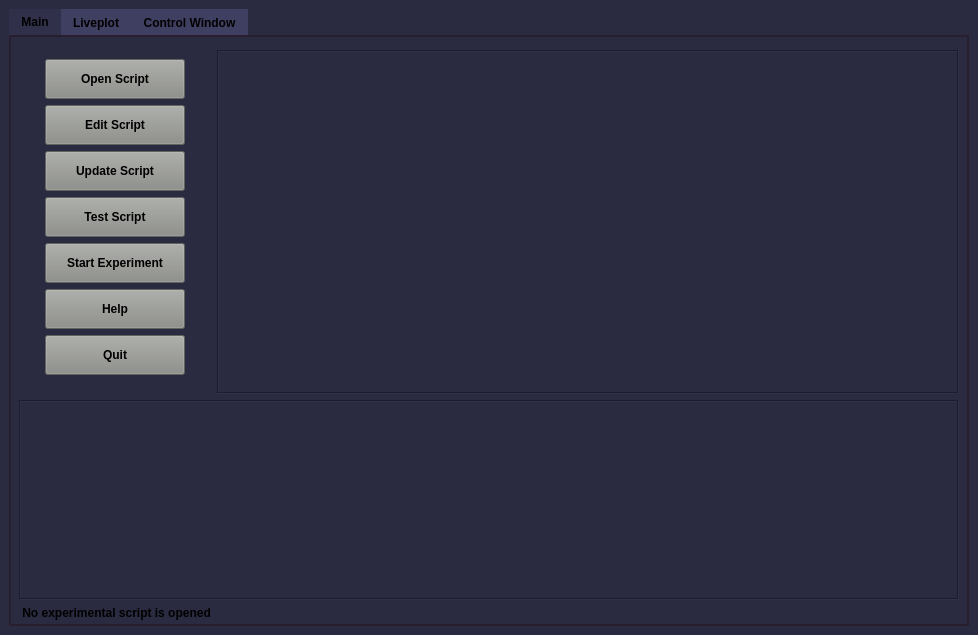
Qt form atomize/main/gui/main_window_backup.ui (Anatoly1010/Atomize_ITC) before a commit.
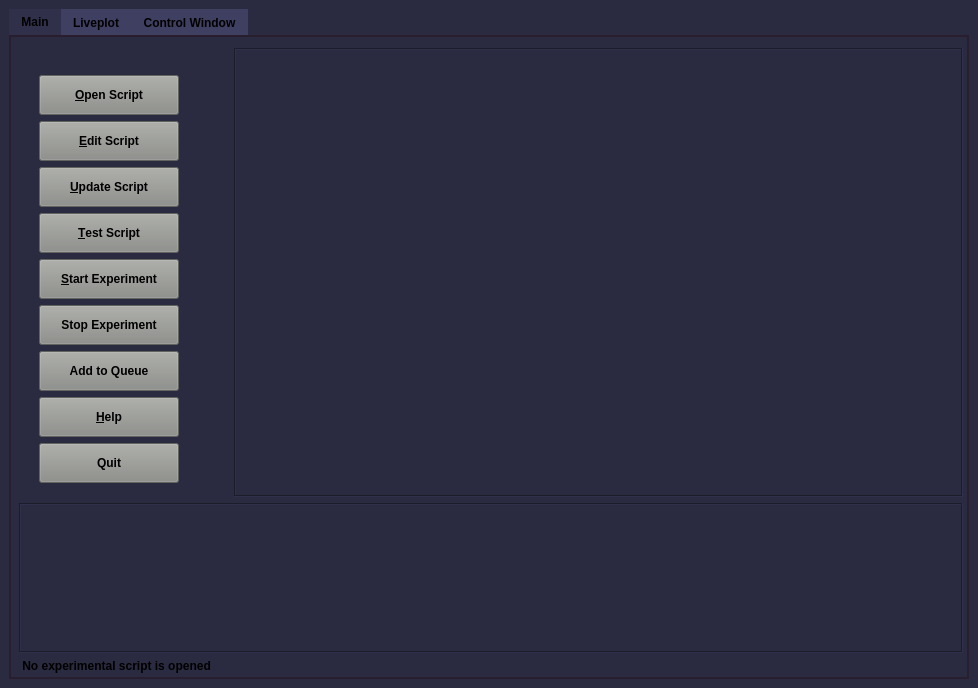
The same form after that commit. The open tabs and pages were chosen to show the change. Custom widgets are drawn as their Qt base class.

```diff
--- a/atomize/main/gui/main_window_backup.ui
+++ b/atomize/main/gui/main_window_backup.ui
@@ -7,7 +7,7 @@
     <x>0</x>
     <y>0</y>
     <width>978</width>
-    <height>635</height>
+    <height>688</height>
    </rect>
   </property>
   <property name="sizePolicy">
@@ -94,28 +94,50 @@
         <property name="bottomMargin">
          <number>4</number>
         </property>
-        <item row="0" column="0">
-         <layout class="QGridLayout" name="gridLayout_tab" rowstretch="0,0,0,0,0,0,0,0,0,0,0,0" columnstretch="0,0,0,0,0">
+        <item row="2" column="0">
+         <widget class="QLabel" name="label_filename">
+          <property name="sizePolicy">
+           <sizepolicy hsizetype="Fixed" vsizetype="Fixed">
+            <horstretch>0</horstretch>
+            <verstretch>0</verstretch>
+           </sizepolicy>
+          </property>
+          <property name="font">
+           <font>
+            <weight>75</weight>
+            <bold>true</bold>
+           </font>
+          </property>
+          <property name="text">
+           <string> No experimental script is opened</string>
+          </property>
+         </widget>
+        </item>
+        <item row="1" column="0">
+         <layout class="QGridLayout" name="gridLayout_tab" rowstretch="0,0,0,0,0,0,0,0,0,0,0,0,0,0" columnstretch="0,0,0,0">
           <property name="sizeConstraint">
            <enum>QLayout::SetMinAndMaxSize</enum>
           </property>
           <property name="topMargin">
            <number>4</number>
           </property>
-          <item row="2" column="4">
-           <spacer name="horizontalSpacer_4">
+          <property name="horizontalSpacing">
+           <number>20</number>
+          </property>
+          <item row="12" column="1">
+           <spacer name="verticalSpacer_3">
             <property name="orientation">
-             <enum>Qt::Horizontal</enum>
+             <enum>Qt::Vertical</enum>
             </property>
             <property name="sizeHint" stdset="0">
              <size>
-              <width>4</width>
-              <height>20</height>
+              <width>20</width>
+              <height>40</height>
              </size>
             </property>
            </spacer>
           </item>
-          <item row="6" column="1">
+          <item row="7" column="1">
            <widget class="QPushButton" name="button_start">
             <property name="minimumSize">
              <size>
@@ -133,69 +155,12 @@
              <string notr="true">background-color: rgb(136, 138, 133);</string>
             </property>
             <property name="text">
-             <string>Start Experiment</string>
+             <string>&amp;Start Experiment</string>
             </property>
            </widget>
           </item>
-          <item row="2" column="1">
-           <widget class="QPushButton" name="button_open">
-            <property name="sizePolicy">
-             <sizepolicy hsizetype="Minimum" vsizetype="Fixed">
-              <horstretch>0</horstretch>
-              <verstretch>0</verstretch>
-             </sizepolicy>
-            </property>
-            <property name="minimumSize">
-             <size>
-              <width>140</width>
-              <height>40</height>
-             </size>
-            </property>
-            <property name="font">
-             <font>
-              <weight>75</weight>
-              <bold>true</bold>
-             </font>
-            </property>
-            <property name="styleSheet">
-             <string notr="true">background-color: rgb(136, 138, 133);</string>
-            </property>
-            <property name="text">
-             <string>Open Script</string>
-            </property>
-           </widget>
-          </item>
-          <item row="2" column="2">
-           <spacer name="horizontalSpacer">
-            <property name="orientation">
-             <enum>Qt::Horizontal</enum>
-            </property>
-            <property name="sizeHint" stdset="0">
-             <size>
-              <width>15</width>
-              <height>20</height>
-             </size>
-            </property>
-           </spacer>
-          </item>
-          <item row="1" column="1">
-           <spacer name="verticalSpacer_4">
-            <property name="orientation">
-             <enum>Qt::Vertical</enum>
-            </property>
-            <property name="sizeType">
-             <enum>QSizePolicy::Fixed</enum>
-            </property>
-            <property name="sizeHint" stdset="0">
-             <size>
-              <width>20</width>
-              <height>0</height>
-             </size>
-            </property>
-           </spacer>
-          </item>
-          <item row="4" column="1">
-           <widget class="QPushButton" name="button_reload">
+          <item row="10" column="1">
+           <widget class="QPushButton" name="button_help">
             <property name="minimumSize">
              <size>
               <width>0</width>
@@ -212,27 +177,11 @@
              <string notr="true">background-color: rgb(136, 138, 133);</string>
             </property>
             <property name="text">
-             <string>Update Script</string>
+             <string>&amp;Help</string>
             </property>
            </widget>
           </item>
-          <item row="1" column="0">
-           <spacer name="verticalSpacer_6">
-            <property name="orientation">
-             <enum>Qt::Vertical</enum>
-            </property>
-            <property name="sizeType">
-             <enum>QSizePolicy::Fixed</enum>
-            </property>
-            <property name="sizeHint" stdset="0">
-             <size>
-              <width>20</width>
-              <height>3</height>
-             </size>
-            </property>
-           </spacer>
-          </item>
-          <item row="1" column="3" rowspan="10">
+          <item row="1" column="3" rowspan="12">
            <widget class="CodeEditor" name="textEdit">
             <property name="sizePolicy">
              <sizepolicy hsizetype="Expanding" vsizetype="Expanding">
@@ -286,28 +235,40 @@
             </property>
            </widget>
           </item>
-          <item row="0" column="1">
-           <spacer name="verticalSpacer_5">
-            <property name="orientation">
-             <enum>Qt::Vertical</enum>
+          <item row="3" column="1">
+           <widget class="QPushButton" name="button_open">
+            <property name="sizePolicy">
+             <sizepolicy hsizetype="Minimum" vsizetype="Fixed">
+              <horstretch>0</horstretch>
+              <verstretch>0</verstretch>
+             </sizepolicy>
             </property>
-            <property name="sizeType">
-             <enum>QSizePolicy::Fixed</enum>
-            </property>
-            <property name="sizeHint" stdset="0">
+            <property name="minimumSize">
              <size>
-              <width>20</width>
-              <height>3</height>
+              <width>140</width>
+              <height>40</height>
              </size>
             </property>
-           </spacer>
+            <property name="font">
+             <font>
+              <weight>75</weight>
+              <bold>true</bold>
+             </font>
+            </property>
+            <property name="styleSheet">
+             <string notr="true">background-color: rgb(136, 138, 133);</string>
+            </property>
+            <property name="text">
+             <string>&amp;Open Script</string>
+            </property>
+           </widget>
           </item>
-          <item row="11" column="0" colspan="4">
+          <item row="13" column="0" colspan="4">
            <widget class="CodeEditor" name="text_errors">
             <property name="minimumSize">
              <size>
               <width>0</width>
-              <height>200</height>
+              <height>150</height>
              </size>
             </property>
             <property name="font">
@@ -354,11 +315,11 @@
             </property>
            </widget>
           </item>
-          <item row="3" column="1">
-           <widget class="QPushButton" name="button_edit">
+          <item row="5" column="1">
+           <widget class="QPushButton" name="button_reload">
             <property name="minimumSize">
              <size>
-              <width>140</width>
+              <width>0</width>
               <height>40</height>
              </size>
             </property>
@@ -372,24 +333,116 @@
              <string notr="true">background-color: rgb(136, 138, 133);</string>
             </property>
             <property name="text">
-             <string>Edit Script</string>
+             <string>&amp;Update Script</string>
             </property>
            </widget>
           </item>
-          <item row="9" column="1" rowspan="2">
+          <item row="1" column="1">
            <spacer name="verticalSpacer">
             <property name="orientation">
              <enum>Qt::Vertical</enum>
             </property>
+            <property name="sizeType">
+             <enum>QSizePolicy::Fixed</enum>
+            </property>
             <property name="sizeHint" stdset="0">
              <size>
               <width>20</width>
-              <height>56</height>
+              <height>0</height>
              </size>
             </property>
            </spacer>
           </item>
-          <item row="8" column="1">
+          <item row="0" column="1">
+           <spacer name="verticalSpacer_4">
+            <property name="orientation">
+             <enum>Qt::Vertical</enum>
+            </property>
+            <property name="sizeType">
+             <enum>QSizePolicy::Fixed</enum>
+            </property>
+            <property name="sizeHint" stdset="0">
+             <size>
+              <width>20</width>
+              <height>1</height>
+             </size>
+            </property>
+           </spacer>
+          </item>
+          <item row="6" column="1">
+           <widget class="QPushButton" name="button_test">
+            <property name="minimumSize">
+             <size>
+              <width>0</width>
+              <height>40</height>
+             </size>
+            </property>
+            <property name="font">
+             <font>
+              <weight>75</weight>
+              <bold>true</bold>
+             </font>
+            </property>
+            <property name="styleSheet">
+             <string notr="true">background-color: rgb(136, 138, 133);</string>
+            </property>
+            <property name="text">
+             <string>&amp;Test Script</string>
+            </property>
+           </widget>
+          </item>
+          <item row="4" column="1">
+           <widget class="QPushButton" name="button_edit">
+            <property name="minimumSize">
+             <size>
+              <width>140</width>
+              <height>40</height>
+             </size>
+            </property>
+            <property name="font">
+             <font>
+              <weight>75</weight>
+              <bold>true</bold>
+             </font>
+            </property>
+            <property name="styleSheet">
+             <string notr="true">background-color: rgb(136, 138, 133);</string>
+            </property>
+            <property name="text">
+             <string>&amp;Edit Script</string>
+            </property>
+           </widget>
+          </item>
+          <item row="3" column="2">
+           <spacer name="horizontalSpacer">
+            <property name="orientation">
+             <enum>Qt::Horizontal</enum>
+            </property>
+            <property name="sizeHint" stdset="0">
+             <size>
+              <width>15</width>
+              <height>20</height>
+             </size>
+            </property>
+           </spacer>
+          </item>
+          <item row="2" column="1">
+           <spacer name="verticalSpacer_6">
+            <property name="orientation">
+             <enum>Qt::Vertical</enum>
+            </property>
+            <property name="sizeType">
+             <enum>QSizePolicy::Fixed</enum>
+            </property>
+            <property name="sizeHint" stdset="0">
+             <size>
+              <width>20</width>
+              <height>0</height>
+             </size>
+            </property>
+           </spacer>
+          </item>
+          <item row="11" column="1">
            <widget class="QPushButton" name="button_quit">
             <property name="minimumSize">
              <size>
@@ -411,34 +464,8 @@
             </property>
            </widget>
           </item>
-          <item row="9" column="2" rowspan="2">
-           <spacer name="verticalSpacer_3">
-            <property name="orientation">
-             <enum>Qt::Vertical</enum>
-            </property>
-            <property name="sizeHint" stdset="0">
-             <size>
-              <width>20</width>
-              <height>40</height>
-             </size>
-            </property>
-           </spacer>
-          </item>
-          <item row="2" column="0">
-           <spacer name="horizontalSpacer_2">
-            <property name="orientation">
-             <enum>Qt::Horizontal</enum>
-            </property>
-            <property name="sizeHint" stdset="0">
-             <size>
-              <width>15</width>
-              <height>20</height>
-             </size>
-            </property>
-           </spacer>
-          </item>
-          <item row="5" column="1">
-           <widget class="QPushButton" name="button_test">
+          <item row="8" column="1">
+           <widget class="QPushButton" name="button_stop">
             <property name="minimumSize">
              <size>
               <width>0</width>
@@ -455,12 +482,12 @@
              <string notr="true">background-color: rgb(136, 138, 133);</string>
             </property>
             <property name="text">
-             <string>Test Script</string>
+             <string>Stop Experiment</string>
             </property>
            </widget>
           </item>
-          <item row="7" column="1">
-           <widget class="QPushButton" name="button_help">
+          <item row="9" column="1">
+           <widget class="QPushButton" name="button_queue">
             <property name="minimumSize">
              <size>
               <width>0</width>
@@ -477,25 +504,12 @@
              <string notr="true">background-color: rgb(136, 138, 133);</string>
             </property>
             <property name="text">
-             <string>Help</string>
+             <string>Add to Queue</string>
             </property>
            </widget>
           </item>
          </layout>
         </item>
-        <item row="1" column="0">
-         <widget class="QLabel" name="label_filename">
-          <property name="font">
-           <font>
-            <weight>75</weight>
-            <bold>true</bold>
-           </font>
-          </property>
-          <property name="text">
-           <string> No experimental script is opened</string>
-          </property>
-         </widget>
-        </item>
        </layout>
       </widget>
       <widget class="QWidget" name="tab_liveplot">
```
Left out of the diff: 6 changed lines with no effect on the pictures.
